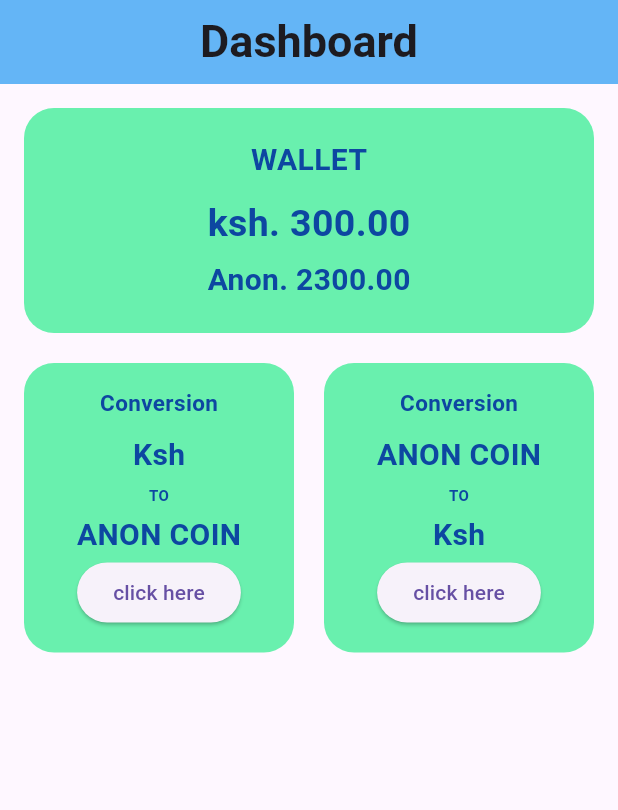
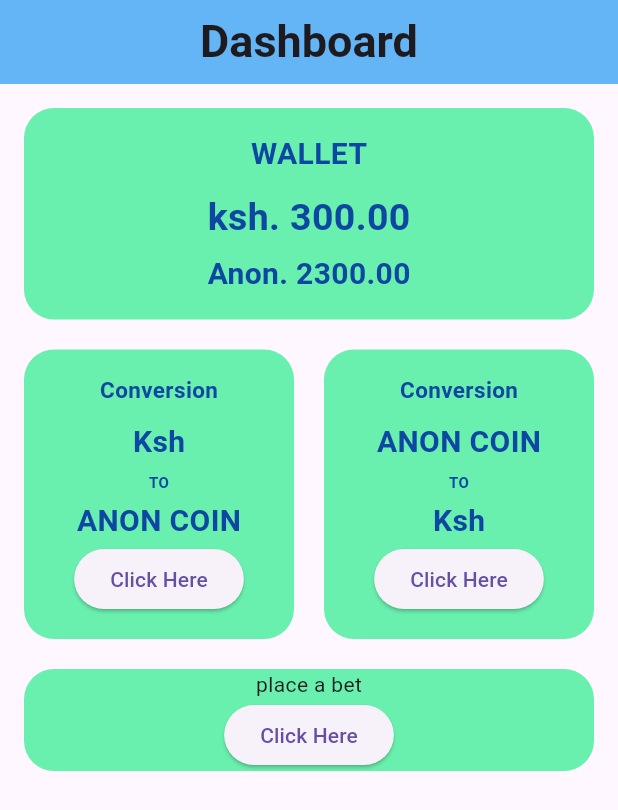
Before and after one commit to Mikebabu254/anon_betting_app, a Flutter app: the screen it shows after launch, after a tap on "LOGIN", on a phone screen of 412 x 824 dp. Shown: the top 810 px of the screen. Run offline on Flutter 3.47's test engine with Material 3 defaults, Android fonts, the phone set to English and light mode, and no system bars; our stand-ins replace google_fonts.

Commit message:
adding some new feaure

```diff
--- a/lib/LoginPage.dart
+++ b/lib/LoginPage.dart
@@ -57,7 +57,7 @@ class _LoginpageState extends State<Loginpage> {
                   padding: const EdgeInsets.all(10),
                   child: ElevatedButton(
                       onPressed: (){
-                        Navigator.push(context,MaterialPageRoute(builder: (context) => Userdashoard()));
+                        Navigator.push(context,MaterialPageRoute(builder: (context) => Userdashboard()));
                       }, child: Text("LOGIN")),
                 ),
                 Padding(
--- a/lib/UserDashoard.dart
+++ b/lib/UserDashoard.dart
@@ -1,13 +1,13 @@
 import 'package:flutter/material.dart';
 
-class Userdashoard extends StatefulWidget {
-  const Userdashoard({super.key});
+class Userdashboard extends StatefulWidget {
+  const Userdashboard({super.key});
 
   @override
-  State<Userdashoard> createState() => _UserdashoardState();
+  State<Userdashboard> createState() => _UserdashboardState();
 }
 
-class _UserdashoardState extends State<Userdashoard> {
+class _UserdashboardState extends State<Userdashboard> {
   @override
   Widget build(BuildContext context) {
     return MaterialApp(
@@ -34,7 +34,6 @@ class _UserdashoardState extends State<Userdashoard> {
               children: [
                 Container(
                   padding: const EdgeInsets.all(16.0),
-                  height: 150,
                   decoration: BoxDecoration(
                     borderRadius: BorderRadius.circular(20),
                     color: Colors.greenAccent,
@@ -50,7 +49,7 @@ class _UserdashoardState extends State<Userdashoard> {
                           fontSize: 20,
                         ),
                       ),
-                      SizedBox(height: 10),
+                      const SizedBox(height: 10),
                       Text(
                         "ksh. 300.00",
                         style: TextStyle(
@@ -59,7 +58,7 @@ class _UserdashoardState extends State<Userdashoard> {
                           fontSize: 25,
                         ),
                       ),
-                      SizedBox(height: 5),
+                      const SizedBox(height: 5),
                       Text(
                         "Anon. 2300.00",
                         style: TextStyle(
@@ -71,7 +70,7 @@ class _UserdashoardState extends State<Userdashoard> {
                     ],
                   ),
                 ),
-                SizedBox(height: 20),
+                const SizedBox(height: 20),
                 Row(
                   mainAxisAlignment: MainAxisAlignment.spaceBetween,
                   children: [
@@ -93,7 +92,7 @@ class _UserdashoardState extends State<Userdashoard> {
                               ),
                             ),
 
-                            SizedBox(height: 10),
+                            const SizedBox(height: 10),
 
                             Text("Ksh",
                               style: TextStyle(
@@ -103,7 +102,7 @@ class _UserdashoardState extends State<Userdashoard> {
                               ),
                             ),
 
-                            SizedBox(height: 5),
+                            const SizedBox(height: 5),
 
                             Text(
                               "TO",
@@ -114,7 +113,7 @@ class _UserdashoardState extends State<Userdashoard> {
                               ),
                             ),
 
-                            SizedBox(height: 5),
+                            const SizedBox(height: 5),
 
                             Text(
                               "ANON COIN",
@@ -125,13 +124,13 @@ class _UserdashoardState extends State<Userdashoard> {
                               ),
                             ),
 
-                            ElevatedButton(onPressed: (){}, child: Text("click here"))
+                            ElevatedButton(onPressed: (){}, child: const Text("Click Here"))
                           ],
                         ),
                       ),
                     ),
 
-                    SizedBox(width: 20),
+                    const SizedBox(width: 20),
 
                     Expanded(
                       child: Container(
@@ -151,7 +150,9 @@ class _UserdashoardState extends State<Userdashoard> {
                                 fontSize: 15,
                               ),
                             ),
-                            SizedBox(height: 10),
+
+                            const SizedBox(height: 10),
+
                             Text(
                               "ANON COIN",
                               style: TextStyle(
@@ -160,7 +161,9 @@ class _UserdashoardState extends State<Userdashoard> {
                                 fontSize: 20,
                               ),
                             ),
-                            SizedBox(height: 5),
+
+                            const SizedBox(height: 5),
+
                             Text("TO",
                               style: TextStyle(
                                 color: Colors.blue[900],
@@ -169,7 +172,7 @@ class _UserdashoardState extends State<Userdashoard> {
                               ),
                             ),
 
-                            SizedBox(height: 5),
+                            const SizedBox(height: 5),
 
                             Text(
                               "Ksh",
@@ -180,13 +183,28 @@ class _UserdashoardState extends State<Userdashoard> {
                               ),
                             ),
 
-                            ElevatedButton(onPressed: (){}, child: Text("click here"))
+                            ElevatedButton(onPressed: (){}, child: const Text("Click Here"))
                           ],
                         ),
                       ),
                     ),
                   ],
                 ),
+
+                const SizedBox(height: 20),
+
+                Container(
+                  decoration: BoxDecoration(
+                    color: Colors.greenAccent,
+                    borderRadius: BorderRadius.circular(20)
+                  ),
+                  child: Column(
+                    children: [
+                      const Text("place a bet"),
+                      ElevatedButton(onPressed: (){}, child: const Text("Click Here"))
+                    ],
+                  ),
+                )
               ],
             ),
           ),
```
